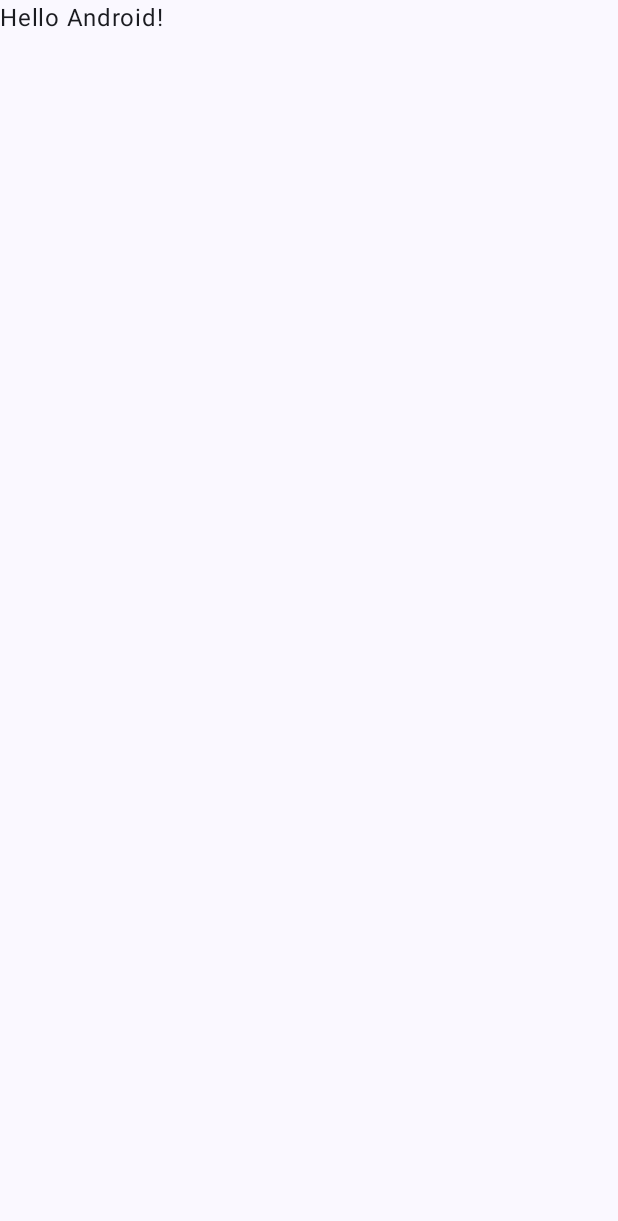
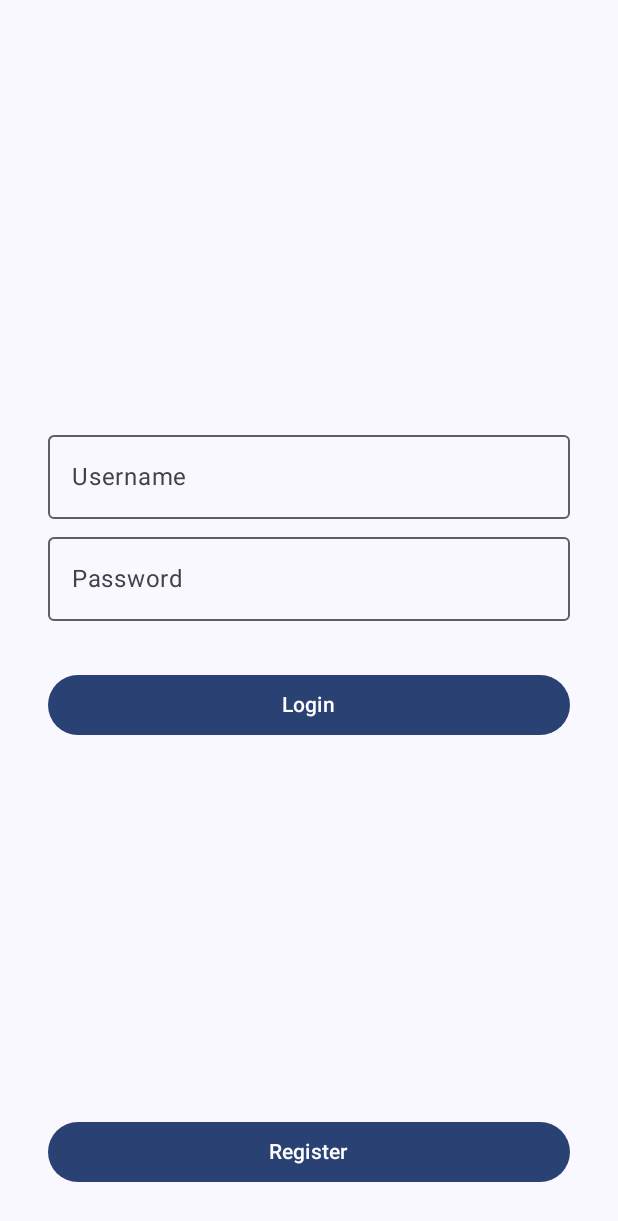
Before and after one commit to corphish/NotesSample, an Android app built with Jetpack Compose: the screen it shows after launch (MainActivity), on a phone screen of 412 x 824 dp. Before the commit the part shown is almost empty. Shown: the top 1221 px of the screen. Run offline under Robolectric (Android 15) with nearby library versions, the phone set to English and light mode, and no system bars; our stand-ins replace Room's generated code.

Commit message:
NotesSample: Implement basic user register and login
Signed-off-by: Avinaba Dalal <d97.avinaba@gmail.com>

```diff
--- a/app/build.gradle.kts
+++ b/app/build.gradle.kts
@@ -49,6 +49,7 @@ dependencies {
     implementation(libs.androidx.ui.graphics)
     implementation(libs.androidx.ui.tooling.preview)
     implementation(libs.androidx.material3)
+    implementation(project(":notescore"))
     testImplementation(libs.junit)
     androidTestImplementation(libs.androidx.junit)
     androidTestImplementation(libs.androidx.espresso.core)
--- a/app/src/main/AndroidManifest.xml
+++ b/app/src/main/AndroidManifest.xml
@@ -3,6 +3,7 @@
     xmlns:tools="http://schemas.android.com/tools">
 
     <application
+        android:name=".NotesApplication"
         android:allowBackup="true"
         android:dataExtractionRules="@xml/data_extraction_rules"
         android:fullBackupContent="@xml/backup_rules"
--- a/app/src/main/java/com/corphish/notessample/MainActivity.kt
+++ b/app/src/main/java/com/corphish/notessample/MainActivity.kt
@@ -1,31 +1,216 @@
 package com.corphish.notessample
 
 import android.os.Bundle
+import android.util.Log
 import androidx.activity.ComponentActivity
 import androidx.activity.compose.setContent
 import androidx.activity.enableEdgeToEdge
+import androidx.compose.foundation.layout.Box
+import androidx.compose.foundation.layout.Column
+import androidx.compose.foundation.layout.Spacer
 import androidx.compose.foundation.layout.fillMaxSize
+import androidx.compose.foundation.layout.fillMaxWidth
+import androidx.compose.foundation.layout.height
 import androidx.compose.foundation.layout.padding
+import androidx.compose.foundation.text.KeyboardOptions
+import androidx.compose.material.icons.Icons
+import androidx.compose.material3.Button
+import androidx.compose.material3.OutlinedTextField
 import androidx.compose.material3.Scaffold
 import androidx.compose.material3.Text
+import androidx.compose.material3.TextField
 import androidx.compose.runtime.Composable
+import androidx.compose.runtime.getValue
+import androidx.compose.runtime.mutableIntStateOf
+import androidx.compose.runtime.mutableStateOf
+import androidx.compose.runtime.remember
+import androidx.compose.runtime.rememberCoroutineScope
+import androidx.compose.runtime.setValue
 import androidx.compose.ui.Modifier
+import androidx.compose.ui.text.input.KeyboardType
+import androidx.compose.ui.text.input.PasswordVisualTransformation
+import androidx.compose.ui.text.input.VisualTransformation
 import androidx.compose.ui.tooling.preview.Preview
+import androidx.compose.ui.unit.dp
+import com.corphish.notescore.api.NotesCore
+import com.corphish.notescore.api.functions.UserFunctions
 import com.corphish.notessample.ui.theme.NotesSampleTheme
+import kotlinx.coroutines.Dispatchers
+import kotlinx.coroutines.launch
 
 class MainActivity : ComponentActivity() {
     override fun onCreate(savedInstanceState: Bundle?) {
         super.onCreate(savedInstanceState)
         enableEdgeToEdge()
+
+        val userFunctions = NotesCore.userFunctions()
+
         setContent {
             NotesSampleTheme {
                 Scaffold(modifier = Modifier.fillMaxSize()) { innerPadding ->
-                    Greeting(
-                        name = "Android",
+                    EntryPoint(
+                        userFunctions = userFunctions,
                         modifier = Modifier.padding(innerPadding)
                     )
                 }
             }
+        }
+    }
+}
+
+@Composable
+fun EntryPoint(userFunctions: UserFunctions, modifier: Modifier) {
+    // 0 - Login, 1 - Register
+    var mode by remember { mutableIntStateOf(0) }
+
+    when (mode) {
+        0 -> Login(
+            userFunctions = userFunctions,
+            modifier = modifier,
+            onRegisterClicked = { mode = 1 }
+        )
+
+        1 -> Register(
+            userFunctions = userFunctions,
+            modifier = modifier,
+            onLoginClicked = { mode = 0 }
+        )
+    }
+}
+
+@Composable
+fun Register(
+    userFunctions: UserFunctions,
+    modifier: Modifier,
+    onLoginClicked: () -> Unit = {  }
+) {
+    var username by remember { mutableStateOf("") }
+    var displayName by remember { mutableStateOf("") }
+    var password by remember { mutableStateOf("") }
+    var isError by remember { mutableStateOf(false) }
+    val scope = rememberCoroutineScope()
+
+    Column(
+        modifier = modifier.fillMaxSize().padding(32.dp)
+    ) {
+        Spacer(modifier = Modifier.weight(1f))
+
+        OutlinedTextField(
+            value = username,
+            onValueChange = { username = it },
+            label = { Text("Username") },
+            isError = isError,
+            modifier = Modifier.fillMaxWidth()
+        )
+
+        Spacer(modifier = Modifier.height(4.dp))
+
+        OutlinedTextField(
+            value = displayName,
+            onValueChange = { displayName = it },
+            label = { Text("Name") },
+            modifier = Modifier.fillMaxWidth()
+        )
+
+        OutlinedTextField(
+            value = password,
+            onValueChange = { password = it },
+            label = { Text("Password") },
+            singleLine = true,
+            visualTransformation = PasswordVisualTransformation(),
+            keyboardOptions = KeyboardOptions(keyboardType = KeyboardType.Password),
+            modifier = Modifier.fillMaxWidth()
+        )
+
+        Spacer(modifier = Modifier.height(32.dp))
+
+        Button(
+            onClick = {
+                scope.launch(Dispatchers.IO) {
+                    val user = userFunctions.registerUser(username, displayName, password)
+                    isError = user == null
+                    Log.i("Main", if (user == null) "User registration failed" else "User registration successful: $user")
+
+                    if (!isError) {
+                        onLoginClicked()
+                    }
+                }
+            },
+            modifier = Modifier.fillMaxWidth()
+        ) {
+            Text("Register")
+        }
+
+        Spacer(modifier = Modifier.weight(1f))
+
+        Button(
+            onClick = onLoginClicked,
+            modifier = Modifier.fillMaxWidth()
+        ) {
+            Text("Login")
+        }
+    }
+}
+
+@Composable
+fun Login(
+    userFunctions: UserFunctions,
+    modifier: Modifier,
+    onRegisterClicked: () -> Unit = {  }
+) {
+    var username by remember { mutableStateOf("") }
+    var password by remember { mutableStateOf("") }
+    var isError by remember { mutableStateOf(false) }
+    val scope = rememberCoroutineScope()
+
+    Column(
+        modifier = modifier.fillMaxSize().padding(32.dp)
+    ) {
+        Spacer(modifier = Modifier.weight(1f))
+
+        OutlinedTextField(
+            value = username,
+            onValueChange = { username = it },
+            label = { Text("Username") },
+            isError = isError,
+            modifier = Modifier.fillMaxWidth()
+        )
+
+        Spacer(modifier = Modifier.height(4.dp))
+
+        OutlinedTextField(
+            value = password,
+            onValueChange = { password = it },
+            label = { Text("Password") },
+            singleLine = true,
+            visualTransformation = PasswordVisualTransformation(),
+            keyboardOptions = KeyboardOptions(keyboardType = KeyboardType.Password),
+            isError = isError,
+            modifier = Modifier.fillMaxWidth()
+        )
+
+        Spacer(modifier = Modifier.height(32.dp))
+
+        Button(
+            onClick = {
+                scope.launch(Dispatchers.IO) {
+                    val user = userFunctions.authenticateUser(username, password)
+                    isError = user == null
+                    Log.i("Main", if (user == null) "User authentication failed" else "User authentication successful: $user")
+                }
+            },
+            modifier = Modifier.fillMaxWidth()
+        ) {
+            Text("Login")
+        }
+
+        Spacer(modifier = Modifier.weight(1f))
+
+        Button(
+            onClick = onRegisterClicked,
+            modifier = Modifier.fillMaxWidth()
+        ) {
+            Text("Register")
         }
     }
 }
--- /dev/null
+++ b/app/src/main/java/com/corphish/notessample/NotesApplication.kt
@@ -0,0 +1,13 @@
+package com.corphish.notessample
+
+import android.app.Application
+import com.corphish.notescore.api.NotesCore
+
+class NotesApplication: Application() {
+
+    override fun onCreate() {
+        super.onCreate()
+
+        NotesCore.init(this)
+    }
+}
--- a/gradle/libs.versions.toml
+++ b/gradle/libs.versions.toml
@@ -1,7 +1,7 @@
 [versions]
 agp = "8.8.0"
 kotlin = "2.0.0"
-coreKtx = "1.17.0"
+coreKtx = "1.16.0"
 junit = "4.13.2"
 junitVersion = "1.2.1"
 espressoCore = "3.6.1"
```
